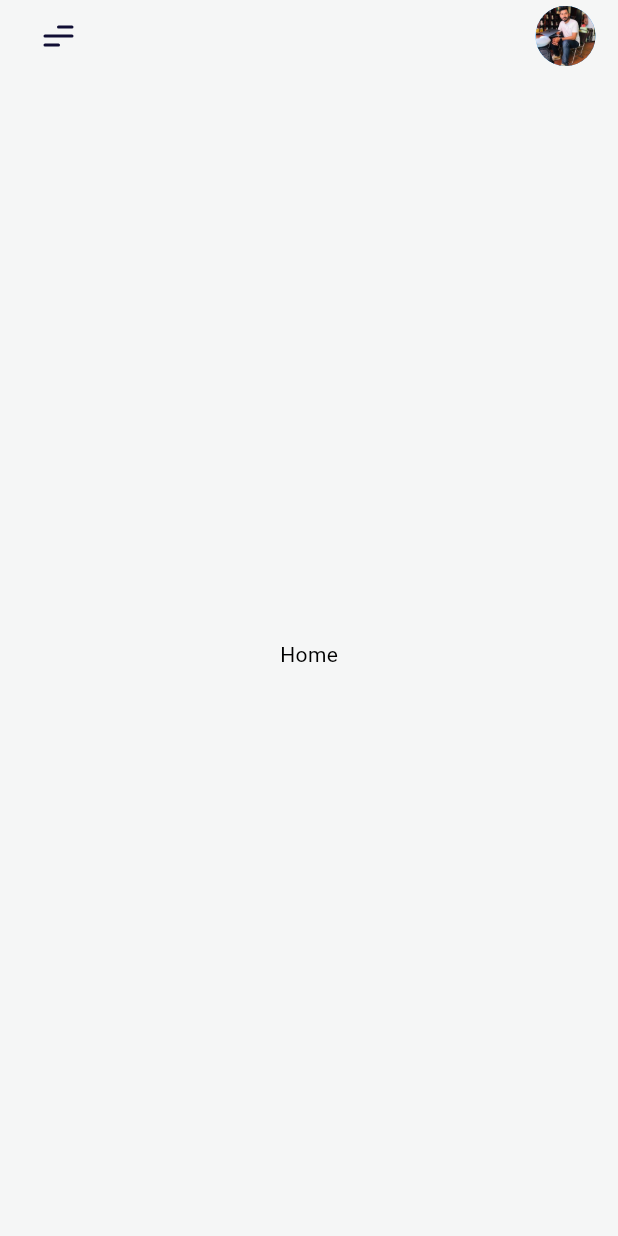
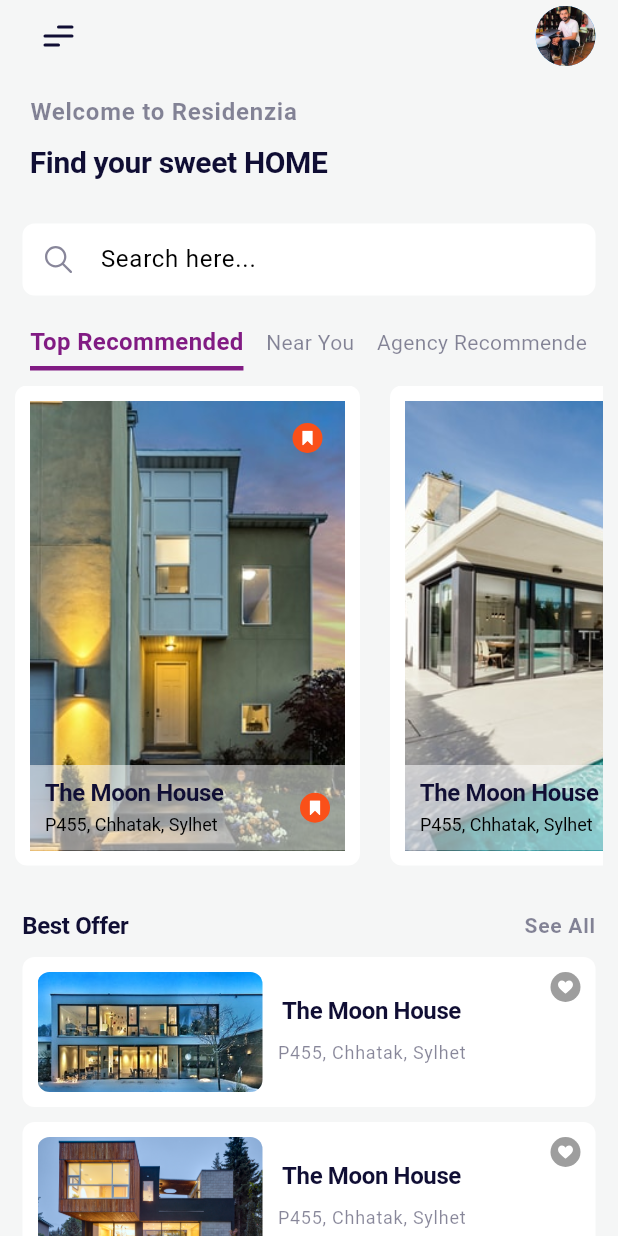
Before and after one commit to DivChadha/Residenzia, a Flutter app: the screen it shows after launch, on a phone screen of 412 x 824 dp. Run offline on Flutter 3.47's test engine with Material 3 defaults, Android fonts, the phone set to English and light mode, and no system bars; our stand-ins replace flutter_svg.

Commit message:
Landing Page

```diff
--- /dev/null
+++ b/lib/model/house.dart
@@ -0,0 +1,25 @@
+class House {
+  String name;
+  String address;
+  String imageURL;
+
+  House(this.name, this.address, this.imageURL);
+
+  static List<House> generateRecommended() {
+    return [
+      House('The Moon House', 'P455, Chhatak, Sylhet',
+      'assets/images/house01.jpeg'),
+      House('The Moon House', 'P455, Chhatak, Sylhet',
+      'assets/images/house02.jpeg'),
+    ];
+  }
+
+    static List<House> generateBestOffer() {
+    return [
+      House('The Moon House', 'P455, Chhatak, Sylhet',
+      'assets/images/offer01.jpeg'),
+      House('The Moon House', 'P455, Chhatak, Sylhet',
+      'assets/images/offer02.jpeg'),
+    ];
+  }
+}
--- a/lib/screen/home/home.dart
+++ b/lib/screen/home/home.dart
@@ -1,5 +1,10 @@
 import 'package:flutter/material.dart';
+import 'package:residenzia/screen/home/widget/best_offer.dart';
+import 'package:residenzia/screen/home/widget/categories.dart';
 import 'package:residenzia/screen/home/widget/custom_app_bar.dart';
+import 'package:residenzia/screen/home/widget/welcome_text.dart';
+import 'package:residenzia/screen/home/widget/search_input.dart';
+import 'package:residenzia/screen/home/widget/recommended_house.dart';
 
 class HomePage extends StatelessWidget{
 
@@ -9,8 +14,16 @@ class HomePage extends StatelessWidget{
     return Scaffold(
       backgroundColor: Theme.of(context).scaffoldBackgroundColor,
       appBar: CustomAppBar(),
-      body : Container(
-      child: Center(child: Text('Home')),
+      body : SingleChildScrollView(
+        child: Column(
+          crossAxisAlignment: CrossAxisAlignment.start,
+          children: [
+          WelcomeText(),
+          SearchInput(),
+          Categories(),
+          RecommendedHouse(),
+          BestOffer()
+        ],)
       ),
     );
   }
--- /dev/null
+++ b/lib/screen/home/widget/best_offer.dart
@@ -0,0 +1,79 @@
+import 'package:flutter/material.dart';
+import 'package:residenzia/model/house.dart';
+import 'package:residenzia/widget/circle_icon_button.dart';
+
+class BestOffer extends StatelessWidget {
+  final listOfOffer = House.generateBestOffer();
+
+  @override
+  Widget build(BuildContext context) {
+    return Container(
+      padding: EdgeInsets.symmetric(horizontal: 15, vertical: 20),
+      child:Column(
+        children: [
+        Row(
+          mainAxisAlignment: MainAxisAlignment.spaceBetween,
+          children: [
+          Text('Best Offer',
+          style: Theme.of(context).textTheme.displayLarge!
+          .copyWith(
+            fontSize: 16,
+            fontWeight: FontWeight.bold
+          )),
+          Text('See All',
+          style: Theme.of(context).textTheme.bodyLarge!
+          .copyWith(
+            fontSize: 14,
+            fontWeight: FontWeight.bold
+          ))
+        ],
+        ),
+        SizedBox(height: 10),
+        ...listOfOffer.map((el) =>
+        Container(
+          margin: EdgeInsets.only(bottom: 10),
+          padding: EdgeInsets.all(10),
+          decoration: BoxDecoration(
+            color: Colors.white,
+            borderRadius: BorderRadius.circular(8),
+          ),
+          child: Stack(children: [
+            Row(children: [
+              Container(
+                width: 150,
+                height: 80,
+                decoration: BoxDecoration(
+                  image: DecorationImage(
+                    image: AssetImage(el.imageURL),
+                    fit: BoxFit.cover,
+                  ),
+                  borderRadius: BorderRadius.circular(8),
+                ),
+                ),
+                SizedBox(width: 10),
+                Column(children: [
+                  Text(el.name,
+                  style: Theme.of(context).textTheme.displayLarge!
+                  .copyWith(
+                    fontSize: 16, fontWeight: FontWeight.bold
+                  )),
+                  SizedBox(height: 10),
+                  Text(el.address,
+                  style: Theme.of(context).textTheme.bodyLarge!
+                  .copyWith(
+                    fontSize: 12,
+                    fontWeight: FontWeight.normal
+                  ))],
+                ),
+            ]),
+            Positioned(
+              right: 0,
+              child:
+            CircleIconButton(
+              iconURL: 'assets/icons/heart.svg',
+              color: Colors.grey))
+          ])
+        )).toList()
+      ]));
+  }
+}
--- /dev/null
+++ b/lib/screen/home/widget/categories.dart
@@ -0,0 +1,54 @@
+import 'package:flutter/material.dart';
+
+class Categories extends StatefulWidget{
+
+  @override
+  _CategoriesState createState() => _CategoriesState();
+}
+
+class _CategoriesState extends State<Categories> {
+  final categoriesList = [
+    'Top Recommended',
+    'Near You',
+    'Agency Recommended',
+    'Most Popular'
+  ];
+  int currentSelect = 0;
+  // for defining the state
+  @override
+  Widget build(BuildContext context){
+    return Container(
+      padding: EdgeInsets.symmetric(horizontal: 20),
+      height: 35,
+      child: ListView.separated(
+        scrollDirection: Axis.horizontal,
+        itemBuilder: (context, index) => GestureDetector(
+          onTap: () {
+            setState(() {
+              currentSelect = index;
+            });
+          },
+          child: Container(
+            alignment: Alignment.center,
+            decoration: BoxDecoration(
+              border: Border(
+                bottom: BorderSide(
+                  color: currentSelect == index?
+                  Theme.of(context).primaryColor : Colors.transparent,
+                  width: 3))),
+            child: Text(
+              categoriesList[index],
+              style: TextStyle(
+                color: currentSelect == index?
+                Theme.of(context).primaryColor:
+                Theme.of(context).textTheme.bodyLarge!.color,
+                fontSize: currentSelect == index? 16 : 14,
+                fontWeight: currentSelect == index ? FontWeight.bold : FontWeight.normal
+               ),
+            )),
+        ),
+        separatorBuilder: (_, index) => SizedBox(width: 15),
+        itemCount: categoriesList.length),
+    );
+  }
+}
--- /dev/null
+++ b/lib/screen/home/widget/recommended_house.dart
@@ -0,0 +1,78 @@
+import 'package:flutter/material.dart';
+import 'package:residenzia/model/house.dart';
+import 'package:residenzia/widget/circle_icon_button.dart';
+
+class RecommendedHouse extends StatelessWidget {
+  final recommendedList = House.generateRecommended();
+  @override
+  Widget build(BuildContext context) {
+    return Container(
+      padding: EdgeInsets.all(10),
+      height: 340,
+      child: ListView.separated(
+        scrollDirection: Axis.horizontal,
+        itemBuilder: (context, index) =>
+        Container(
+          height : 300,
+          width: 230,
+          padding: EdgeInsets.all(10),
+          decoration: BoxDecoration(
+            color: Colors.white,
+            borderRadius: BorderRadius.circular(8)),
+            child: Stack(children: [
+              Container(
+              decoration: BoxDecoration(
+                image: DecorationImage(
+                  image: AssetImage(
+                    recommendedList[index].imageURL
+                  ),
+                  fit: BoxFit.cover
+                ),
+              ),
+              ),
+            Positioned(
+              right: 15,
+              top: 15,
+              child: CircleIconButton(
+              iconURL: 'assets/icons/mark.svg',
+              color: Theme.of(context).colorScheme.copyWith(primary: Color(0xFFFa5019)).primary,
+            )),
+            Positioned(
+              bottom: 0,
+              left: 0,
+              right: 0,
+              child: Container(
+                color: Colors.white54,
+                padding: EdgeInsets.all(10),
+                child: Row(
+                  mainAxisAlignment: MainAxisAlignment.spaceBetween,
+                  children: [
+                    Column(
+                      crossAxisAlignment: CrossAxisAlignment.start,
+                      children: [
+                        Text(recommendedList[index].name,
+                        style: Theme.of(context).textTheme.displayLarge!
+                        .copyWith(fontSize: 16, fontWeight: FontWeight.bold)),
+
+                        SizedBox(
+                          height: 5,
+                        ),
+
+                        Text(recommendedList[index].address,
+                        style: Theme.of(context).textTheme.displayMedium!
+                        .copyWith(fontSize: 12, fontWeight: FontWeight.normal)),
+                      ]
+                    ),
+                    CircleIconButton(
+                      iconURL: 'assets/icons/mark.svg',
+                      color: Theme.of(context).colorScheme.copyWith(primary: Color(0xFFFa5019)).primary)
+                  ],
+                ),
+            ))
+            ]),
+        ),
+        separatorBuilder: (_, index) => SizedBox(width: 20),
+        itemCount: recommendedList.length),
+    );
+  }
+}
--- /dev/null
+++ b/lib/screen/home/widget/search_input.dart
@@ -0,0 +1,26 @@
+import 'package:flutter/material.dart';
+import 'package:flutter_svg/flutter_svg.dart';
+
+class SearchInput extends StatelessWidget{
+  @override
+  Widget build(BuildContext context){
+    return Container(
+      padding: EdgeInsets.all(15),
+      child: TextField(
+        decoration: InputDecoration(
+          fillColor: Colors.white,
+          filled: true,
+          border: OutlineInputBorder(
+            borderSide: BorderSide.none,
+            borderRadius: BorderRadius.circular(8),
+          ),
+          hintText: 'Search here...',
+          prefixIcon: Container(
+            padding: EdgeInsets.all(15),
+            child: SvgPicture.asset('assets/icons/search.svg'),
+          ),
+          contentPadding: EdgeInsets.all(2)),
+      ),
+    );
+  }
+}
--- /dev/null
+++ b/lib/screen/home/widget/welcome_text.dart
@@ -0,0 +1,31 @@
+import 'package:flutter/material.dart';
+
+class WelcomeText extends StatelessWidget{
+
+  @override
+  Widget build(BuildContext context) {
+    return Container(
+      padding: EdgeInsets.symmetric(horizontal: 20, vertical: 15),
+      child: Column(
+        crossAxisAlignment: CrossAxisAlignment.start,
+        children: [
+          Text(
+            "Welcome to Residenzia",
+             style: Theme.of(context)
+             .textTheme
+             .bodyLarge!
+             .copyWith(
+            fontSize: 16, fontWeight: FontWeight.bold
+          ),),
+          SizedBox(height: 10),
+          Text(
+            'Find your sweet HOME',
+            style: Theme.of(context)
+            .textTheme
+            .displayLarge!
+            .copyWith(fontSize: 20, fontWeight: FontWeight.bold),),
+        ],
+      ),
+      );
+  }
+}
--- /dev/null
+++ b/lib/widget/circle_icon_button.dart
@@ -0,0 +1,23 @@
+import 'package:flutter/material.dart';
+import 'package:flutter_svg/flutter_svg.dart';
+
+class CircleIconButton extends StatelessWidget{
+  final String iconURL;
+  final Color color;
+  const CircleIconButton ({Key? key, required  this.iconURL, required this.color})
+  : super(key: key);
+
+  @override
+  Widget build(BuildContext context) {
+    return Container(
+      width: 20,
+      height: 20,
+      padding: EdgeInsets.all(5),
+      decoration: BoxDecoration(
+        color: color,
+        shape: BoxShape.circle
+      ),
+      child: SvgPicture.asset(iconURL),
+    );
+  }
+}
```
